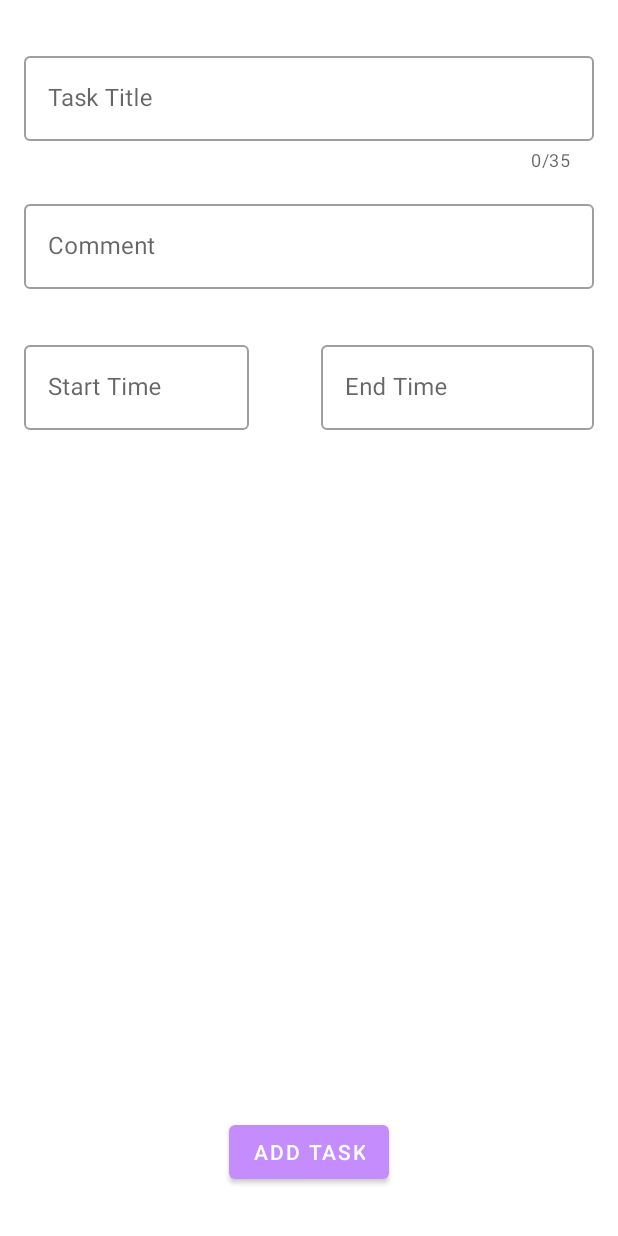
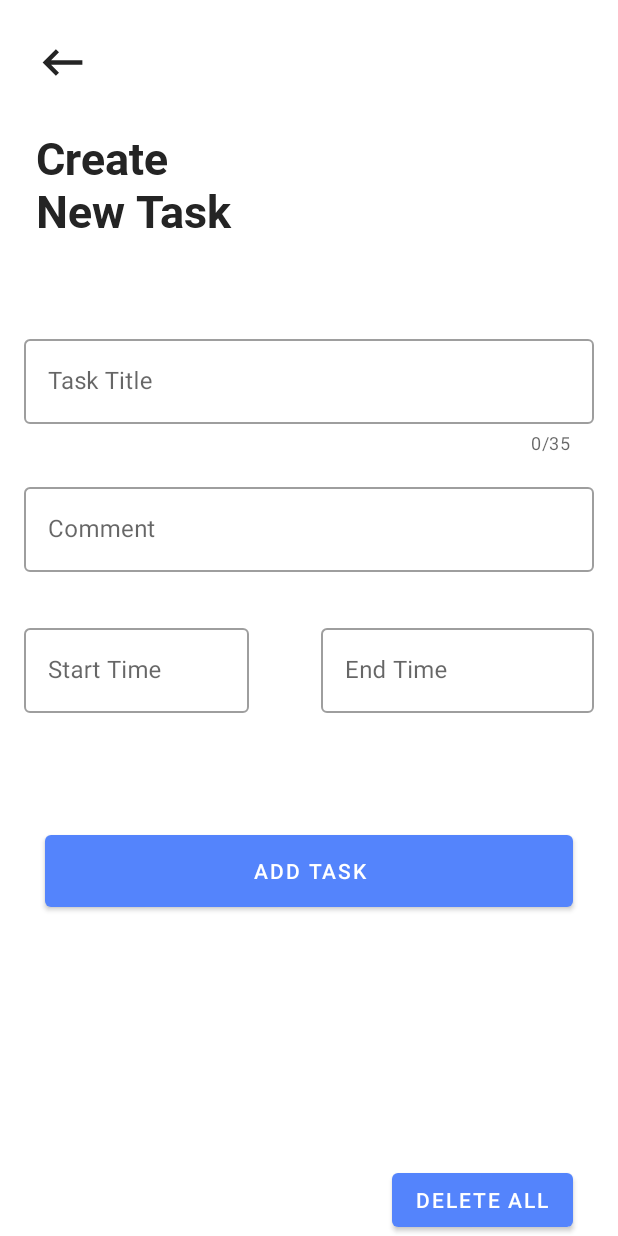
Before and after one commit to ersincoskun/manage_24_hours, an Android app: the AddTaskFragment screen opened through its navigation route, on a phone screen of 412 x 824 dp. Run offline under Robolectric (Android 15) with nearby library versions, the phone set to English and light mode, and no system bars; our stand-ins replace Room's generated code.

Commit message:
item task and room db code were updated

```diff
--- a/app/src/main/java/com/ersincoskun/manage24hours/service/TaskDao.kt
+++ b/app/src/main/java/com/ersincoskun/manage24hours/service/TaskDao.kt
@@ -11,8 +11,14 @@ interface TaskDao {
     @Insert
     suspend fun insertTask(task: Task):Long
 
+    @Insert
+    suspend fun insertAll(vararg tasks:Task):List<Long>
+
     @Query("SELECT * FROM tasks")
-    suspend fun getAllTask():List<Task>
+    suspend fun getAllTask():MutableList<Task>
+
+    @Query("SELECT * FROM tasks WHERE uuid=:taskId")
+    suspend fun getTask(taskId:Long):Task
 
     @Query("DELETE FROM tasks")
     suspend fun deleteAllTasks()
--- a/app/src/main/java/com/ersincoskun/manage24hours/view/AddTaskFragment.kt
+++ b/app/src/main/java/com/ersincoskun/manage24hours/view/AddTaskFragment.kt
@@ -32,7 +32,7 @@ class AddTaskFragment : Fragment() {
         super.onViewCreated(view, savedInstanceState)
         viewModel = ViewModelProviders.of(this).get(AddTaskViewModel::class.java)
         timePicker()
-        addTask()
+        clickActions()
     }
 
     private fun timePicker() {
@@ -52,8 +52,7 @@ class AddTaskFragment : Fragment() {
         }
     }
 
-    private fun addTask() {
-
+    private fun clickActions() {
         binding.addTaskBtn.setOnClickListener {
             //viewModel.notification(requireContext(), requireActivity())
             val title = binding.titleEditText.text.toString()
@@ -67,21 +66,30 @@ class AddTaskFragment : Fragment() {
                 val timeTake = timeTakeGenerator()
                 val task = Task(title, comment, startTime, endTime, timeTake)
                 viewModel.storeTaskInSQLite(requireContext(), task)
-
+                System.out.println(task.uuid)
+                val action=AddTaskFragmentDirections.actionAddTaskFragmentToTaskListFragment(task.uuid)
                 Navigation.findNavController(it).navigate(R.id.action_addTaskFragment_to_taskListFragment)
             }
         }
 
+        binding.backButton.setOnClickListener {
+            Navigation.findNavController(it).navigate(R.id.action_addTaskFragment_to_taskListFragment)
+        }
+
+        binding.button.setOnClickListener {
+            viewModel.deleteAllTask(requireContext())
+        }
+
     }
 
-    fun timeTakeGenerator(): String {
+    private fun timeTakeGenerator(): String {
         val time = "${binding.startTimeEditText.text}:${binding.endTimeEditText.text}"
         val timeTake = viewModel.calculateTimeTake(time).split(":")
         val newMinute = timeTake[1].toInt() % 60
         val plusHour = timeTake[1].toInt() / 60
         val newHour = timeTake[0].toInt() + plusHour
         val newTime =
-            "${if (newHour < 10) "0$newHour" else "$newHour"}:${if (newMinute < 10) "0$newMinute" else "$newMinute"}"
+            "${if (newHour < 10) "0$newHour" else "$newHour"}:${if (newMinute < 10) "0$newMinute" else "$newMinute"}:00"
         return newTime
     }
 
--- a/app/src/main/java/com/ersincoskun/manage24hours/view/TaskListFragment.kt
+++ b/app/src/main/java/com/ersincoskun/manage24hours/view/TaskListFragment.kt
@@ -5,20 +5,27 @@ import androidx.fragment.app.Fragment
 import android.view.LayoutInflater
 import android.view.View
 import android.view.ViewGroup
+import androidx.fragment.app.viewModels
 import androidx.lifecycle.Observer
 import androidx.lifecycle.ViewModelProviders
 import androidx.navigation.Navigation
+import androidx.recyclerview.widget.ItemTouchHelper
+import androidx.recyclerview.widget.RecyclerView
 import com.ersincoskun.manage24hours.R
 import com.ersincoskun.manage24hours.adapter.TaskAdapter
 import com.ersincoskun.manage24hours.databinding.FragmentTaskListBinding
+import com.ersincoskun.manage24hours.model.Task
 import com.ersincoskun.manage24hours.viewmodel.TaskListViewModel
+import kotlinx.coroutines.*
 
 
 class TaskListFragment : Fragment() {
     private var _binding: FragmentTaskListBinding? = null
     private val binding get() = _binding!!
     private val adapter = TaskAdapter(listOf())
-    private lateinit var viewModel: TaskListViewModel
+    val viewModel: TaskListViewModel by viewModels()
+    private var taskList = mutableListOf<Task>()
+    private var idList = mutableListOf<Long>()
 
     override fun onCreateView(
         inflater: LayoutInflater,
@@ -36,24 +43,70 @@ class TaskListFragment : Fragment() {
             Navigation.findNavController(it)
                 .navigate(R.id.action_taskListFragment_to_addTaskFragment)
         }
-
         observeData()
         binding.taskListRecyclerView.adapter = adapter
+        itemTouchHelper.attachToRecyclerView(binding.taskListRecyclerView)
+        //viewModel.addListToAdapter(adapter, taskList)
     }
 
     private fun observeData() {
-        viewModel = ViewModelProviders.of(this).get(TaskListViewModel::class.java)
-        viewModel.getTaskFromDB(requireContext())
-        viewModel.tasks.observe(viewLifecycleOwner, Observer {
-            it?.let {
-                adapter.addTask(it)
-            }
+        viewModel.getAllTask(requireContext())
+        viewModel.allTask.observe(viewLifecycleOwner, Observer<MutableList<Task>> {
+            System.out.println(it)
         })
     }
+
+    private val itemTouchHelper by lazy {
+        // 1. Note that I am specifying all 4 directions.
+        //    Specifying START and END also allows
+        //    more organic dragging than just specifying UP and DOWN.
+        val simpleItemTouchCallback =
+            object : ItemTouchHelper.SimpleCallback(
+                ItemTouchHelper.UP or
+                        ItemTouchHelper.DOWN or
+                        ItemTouchHelper.START or
+                        ItemTouchHelper.END, 0
+            ) {
+
+                override fun onMove(
+                    recyclerView: RecyclerView,
+                    viewHolder: RecyclerView.ViewHolder,
+                    target: RecyclerView.ViewHolder
+                ): Boolean {
+
+                    val adapter = recyclerView.adapter as TaskAdapter
+                    val from = viewHolder.adapterPosition
+                    val to = target.adapterPosition
+                    // 2. Update the backing model. Custom implementation in
+                    //    MainRecyclerViewAdapter. You need to implement
+                    //    reordering of the backing model inside the method.
+
+
+                    // 3. Tell adapter to render the model update.
+                    adapter.notifyItemMoved(from, to)
+
+                    return true
+                }
+
+                override fun onSwiped(
+                    viewHolder: RecyclerView.ViewHolder,
+                    direction: Int
+                ) {
+                    // 4. Code block for horizontal swipe.
+                    //    ItemTouchHelper handles horizontal swipe as well, but
+                    //    it is not relevant with reordering. Ignoring here.
+                }
+            }
+
+        ItemTouchHelper(simpleItemTouchCallback)
+    }
+
 
     override fun onDestroyView() {
         super.onDestroyView()
         _binding = null
+        System.out.println("çalıştı")
+        taskList.clear()
     }
 
 }
--- a/app/src/main/java/com/ersincoskun/manage24hours/viewmodel/TaskListViewModel.kt
+++ b/app/src/main/java/com/ersincoskun/manage24hours/viewmodel/TaskListViewModel.kt
@@ -5,17 +5,38 @@ import androidx.lifecycle.LiveData
 import androidx.lifecycle.MutableLiveData
 import androidx.lifecycle.ViewModel
 import androidx.lifecycle.viewModelScope
+import com.ersincoskun.manage24hours.adapter.TaskAdapter
 import com.ersincoskun.manage24hours.model.Task
 import com.ersincoskun.manage24hours.service.TaskDatabase
 import kotlinx.coroutines.launch
 
 class TaskListViewModel : ViewModel() {
-    val tasks = MutableLiveData<List<Task>>()
+    val task = MutableLiveData<Task>()
+    val allTask=MutableLiveData<MutableList<Task>>()
 
-    fun getTaskFromDB(context:Context){
+    fun getTask(context: Context, id: Long) {
         viewModelScope.launch {
             val dao = TaskDatabase(context).taskDao()
-            tasks.value=dao.getAllTask()
+            task.value = dao.getTask(id)
         }
     }
+    fun getAllTask(context: Context){
+        viewModelScope.launch {
+            val dao = TaskDatabase(context).taskDao()
+            allTask.value = dao.getAllTask()
+        }
+    }
+
+    fun updateList(context: Context,newList: MutableList<Task>){
+        viewModelScope.launch {
+            val dao=TaskDatabase(context).taskDao()
+            dao.deleteAllTasks()
+            allTask.value=newList
+        }
+    }
+
+    fun addListToAdapter(adapter:TaskAdapter,list: MutableList<Task>){
+        adapter.addTask(list)
+    }
+
 }
--- /dev/null
+++ b/app/src/main/res/drawable/back_icon.xml
@@ -0,0 +1,10 @@
+<vector xmlns:android="http://schemas.android.com/apk/res/android"
+    android:width="24dp"
+    android:height="24dp"
+    android:viewportWidth="24"
+    android:viewportHeight="24"
+    android:tint="?attr/colorControlNormal">
+  <path
+      android:fillColor="@android:color/white"
+      android:pathData="M21,11H6.83l3.58,-3.59L9,6l-6,6 6,6 1.41,-1.41L6.83,13H21z"/>
+</vector>
--- a/app/src/main/res/layout/fragment_add_task.xml
+++ b/app/src/main/res/layout/fragment_add_task.xml
@@ -12,20 +12,21 @@
         android:layout_width="match_parent"
         android:layout_height="wrap_content"
         android:layout_marginStart="16dp"
-        android:layout_marginTop="32dp"
+        android:layout_marginTop="60dp"
         android:layout_marginEnd="16dp"
         app:counterEnabled="true"
         app:counterMaxLength="35"
         app:layout_constraintEnd_toEndOf="parent"
+        app:layout_constraintHorizontal_bias="0.0"
         app:layout_constraintStart_toStartOf="parent"
-        app:layout_constraintTop_toTopOf="parent">
+        app:layout_constraintTop_toBottomOf="@+id/textView">
 
         <com.google.android.material.textfield.TextInputEditText
             android:id="@+id/title_edit_text"
             android:layout_width="match_parent"
-            android:maxLength="35"
             android:layout_height="wrap_content"
-            android:hint="Task Title" />
+            android:hint="Task Title"
+            android:maxLength="35" />
     </com.google.android.material.textfield.TextInputLayout>
 
     <com.google.android.material.textfield.TextInputLayout
@@ -83,12 +84,47 @@
 
     <Button
         android:id="@+id/add_task_btn"
+        android:layout_width="0dp"
+        android:layout_height="60dp"
+        android:layout_marginLeft="30dp"
+        android:layout_marginTop="75dp"
+        android:layout_marginRight="30dp"
+        android:text="Add task"
+        app:layout_constraintEnd_toEndOf="parent"
+        app:layout_constraintStart_toStartOf="parent"
+        app:layout_constraintTop_toBottomOf="@+id/start_time_text_input_layout" />
+
+    <TextView
+        android:id="@+id/textView"
         android:layout_width="wrap_content"
         android:layout_height="wrap_content"
-        android:layout_marginBottom="32dp"
-        android:text="Add task"
+        android:layout_marginTop="25dp"
+        android:fontFamily="@font/bold"
+        android:text="Create\nNew Task"
+        android:textColor="@color/text_color"
+        android:textSize="30sp"
+        app:layout_constraintStart_toStartOf="@+id/back_button"
+        app:layout_constraintTop_toBottomOf="@+id/back_button" />
+
+    <ImageView
+        android:id="@+id/back_button"
+        android:layout_width="35dp"
+        android:layout_height="35dp"
+        android:layout_marginStart="24dp"
+        android:layout_marginTop="24dp"
+        android:src="@drawable/back_icon"
+        app:layout_constraintStart_toStartOf="parent"
+        app:layout_constraintTop_toTopOf="parent"
+        app:tint="@color/text_color" />
+
+    <Button
+        android:id="@+id/button"
+        android:layout_width="wrap_content"
+        android:layout_height="wrap_content"
+        android:layout_marginEnd="30dp"
+        android:text="delete all"
         app:layout_constraintBottom_toBottomOf="parent"
-        app:layout_constraintEnd_toEndOf="parent"
-        app:layout_constraintStart_toStartOf="parent" />
+        app:layout_constraintEnd_toEndOf="parent" />
+
 
 </androidx.constraintlayout.widget.ConstraintLayout>
--- a/app/src/main/res/layout/fragment_task_list.xml
+++ b/app/src/main/res/layout/fragment_task_list.xml
@@ -12,8 +12,8 @@
         android:id="@+id/taskListToolbar"
         android:layout_width="match_parent"
         android:layout_height="wrap_content"
-        android:title="Task List"
-        android:titleTextColor="@color/toolbar_text"
+        android:title="Tasks"
+        android:titleTextColor="@color/text_color"
         app:layout_constraintStart_toStartOf="parent"
         app:layout_constraintTop_toTopOf="parent" />
 
@@ -36,6 +36,8 @@
         android:layout_marginEnd="24dp"
         android:layout_marginBottom="24dp"
         android:clickable="true"
+        android:tint="@color/white"
+        android:elevation="5dp"
         android:src="@drawable/add_icon"
         app:layout_constraintBottom_toBottomOf="parent"
         app:layout_constraintEnd_toEndOf="parent" />
--- a/app/src/main/res/navigation/nav.xml
+++ b/app/src/main/res/navigation/nav.xml
@@ -13,6 +13,9 @@
         <action
             android:id="@+id/action_taskListFragment_to_addTaskFragment"
             app:destination="@id/addTaskFragment" />
+        <argument
+            android:name="taskId"
+            app:argType="long" />
     </fragment>
     <fragment
         android:id="@+id/addTaskFragment"
--- a/app/src/main/res/values/colors.xml
+++ b/app/src/main/res/values/colors.xml
@@ -5,15 +5,16 @@
     <color name="purple_700">#FF3700B3</color>
     <color name="teal_200">#c488fd</color>
     <color name="teal_700">#FF018786</color>
-    <color name="black">#FF000000</color>
+    <color name="black">#5484fc</color>
     <color name="white">#ffffff</color>
-    <color name="theme_color">#c48cfc</color>
-    <color name="text_color">#353c65</color>
-    <color name="text_light_color">#757c9c</color>
+    <color name="theme_color">#5484fc</color>
+    <color name="text_color">#242424</color>
+    <color name="text_light_color">#a5a5a5</color>
     <color name="green">#00e676</color>
     <color name="background">#f8f6fb</color>
     <color name="theme_light">#f6eefe</color>
-    <color name="toolbar_text">#7c74fc</color>
     <color name="icon_color">#fc75a4</color>
+    <color name="red">#fc7272</color>
+    <color name="trans">#00000000 </color>.
 
 </resources>
--- a/app/src/main/res/values/themes.xml
+++ b/app/src/main/res/values/themes.xml
@@ -8,7 +8,7 @@
         <!-- Secondary brand color. -->
         <item name="colorSecondary">@color/theme_color</item>
         <item name="colorSecondaryVariant">@color/teal_700</item>
-        <item name="colorOnSecondary">@color/black</item>
+        <item name="colorOnSecondary">@color/white</item>
         <!-- Status bar color. -->
         <item name="android:statusBarColor" tools:targetApi="l">?attr/colorPrimaryVariant</item>
         <!-- Customize your theme here. -->
```
Also changed, not shown: app/src/main/java/com/ersincoskun/manage24hours/adapter/TaskAdapter.kt (+18 -4 lines), app/src/main/java/com/ersincoskun/manage24hours/viewmodel/AddTaskViewModel.kt (+7 -2 lines), app/src/main/res/layout/item_task.xml (+30 -34 lines).
